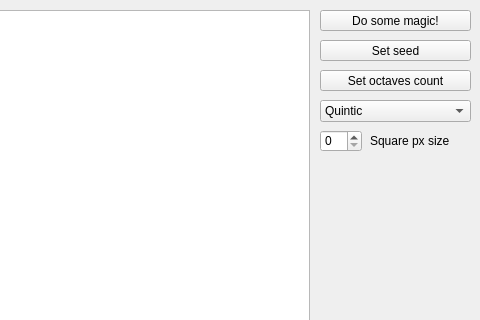
Before: the Qt Designer form mainwindow.ui in YouR0CK/diploma_dungeon_generator, drawn with Qt 5; both pictures show x 320 to 800 and y 0 to 320 of the 800 by 600 pixel window.
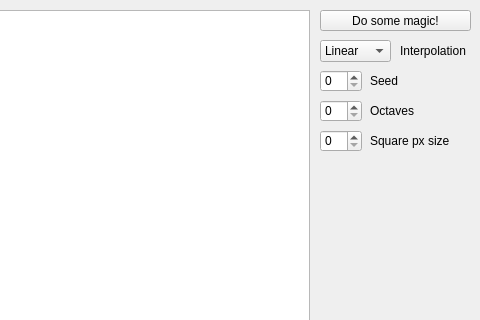
After: the same form once the commit is applied.

```diff
--- a/mainwindow.ui
+++ b/mainwindow.ui
@@ -37,28 +37,20 @@
      <string>Do some magic!</string>
     </property>
    </widget>
-   <widget class="QPushButton" name="setSeedBtn">
-    <property name="geometry">
-     <rect>
-      <x>640</x>
-      <y>40</y>
-      <width>151</width>
-      <height>21</height>
-     </rect>
-    </property>
-    <property name="text">
-     <string>Set seed</string>
-    </property>
-   </widget>
    <widget class="QComboBox" name="comboBox">
     <property name="geometry">
      <rect>
       <x>640</x>
-      <y>100</y>
-      <width>151</width>
+      <y>40</y>
+      <width>71</width>
       <height>22</height>
      </rect>
     </property>
+    <item>
+     <property name="text">
+      <string>Linear</string>
+     </property>
+    </item>
     <item>
      <property name="text">
       <string>Quintic</string>
@@ -74,24 +66,6 @@
       <string>Cubic</string>
      </property>
     </item>
-    <item>
-     <property name="text">
-      <string>Linear</string>
-     </property>
-    </item>
-   </widget>
-   <widget class="QPushButton" name="setOctavesBtn">
-    <property name="geometry">
-     <rect>
-      <x>640</x>
-      <y>70</y>
-      <width>151</width>
-      <height>21</height>
-     </rect>
-    </property>
-    <property name="text">
-     <string>Set octaves count</string>
-    </property>
    </widget>
    <widget class="QSpinBox" name="squarePxSize">
     <property name="geometry">
@@ -116,6 +90,65 @@
      <string>Square px size</string>
     </property>
    </widget>
+   <widget class="QLabel" name="label_2">
+    <property name="geometry">
+     <rect>
+      <x>720</x>
+      <y>40</y>
+      <width>71</width>
+      <height>21</height>
+     </rect>
+    </property>
+    <property name="text">
+     <string>Interpolation</string>
+    </property>
+   </widget>
+   <widget class="QSpinBox" name="seedVal">
+    <property name="geometry">
+     <rect>
+      <x>640</x>
+      <y>70</y>
+      <width>42</width>
+      <height>22</height>
+     </rect>
+    </property>
+   </widget>
+   <widget class="QSpinBox" name="octavesCnt">
+    <property name="geometry">
+     <rect>
+      <x>640</x>
+      <y>100</y>
+      <width>42</width>
+      <height>22</height>
+     </rect>
+    </property>
+   </widget>
+   <widget class="QLabel" name="label_3">
+    <property name="geometry">
+     <rect>
+      <x>690</x>
+      <y>70</y>
+      <width>81</width>
+      <height>21</height>
+     </rect>
+    </property>
+    <property name="text">
+     <string>Seed</string>
+    </property>
+   </widget>
+   <widget class="QLabel" name="label_4">
+    <property name="geometry">
+     <rect>
+      <x>690</x>
+      <y>100</y>
+      <width>81</width>
+      <height>21</height>
+     </rect>
+    </property>
+    <property name="text">
+     <string>Octaves</string>
+    </property>
+   </widget>
   </widget>
  </widget>
  <resources/>
```
